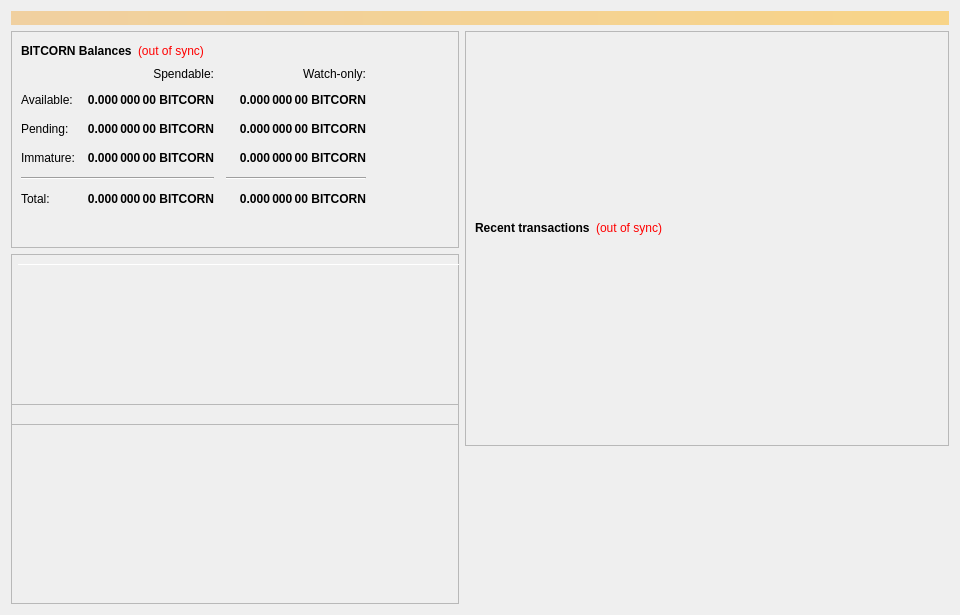
Before: the Qt Designer form src/qt/forms/overviewpage.ui in BITCORNProject/BITCORN-oldchain, drawn with Qt 5.
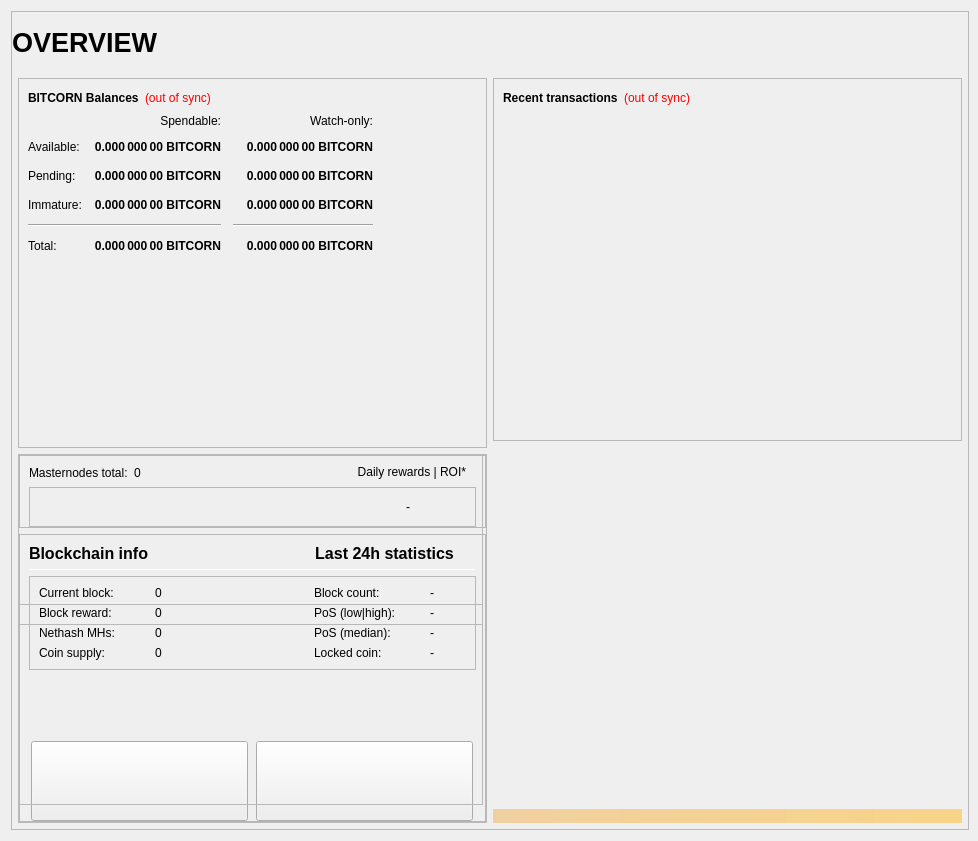
After: the same form once the commit is applied. Icons and pictures are not drawn.

Diff of the .ui file:
```diff
--- a/src/qt/forms/overviewpage.ui
+++ b/src/qt/forms/overviewpage.ui
@@ -6,36 +6,182 @@
    <rect>
     <x>0</x>
     <y>0</y>
-    <width>960</width>
-    <height>615</height>
+    <width>978</width>
+    <height>841</height>
    </rect>
   </property>
   <property name="minimumSize">
    <size>
     <width>960</width>
-    <height>0</height>
+    <height>682</height>
    </size>
   </property>
   <property name="windowTitle">
    <string>Form</string>
   </property>
-  <layout class="QVBoxLayout" name="topLayout">
-   <item>
-    <widget class="QLabel" name="labelAlerts">
-     <property name="visible">
-      <bool>false</bool>
-     </property>
      <property name="styleSheet">
-      <string notr="true">background-color: qlineargradient(x1: 0, y1: 0, x2: 1, y2: 0, stop:0 #F0D0A0, stop:1 #F8D488); color:#000000;</string>
-     </property>
-     <property name="wordWrap">
-      <bool>true</bool>
-     </property>
-     <property name="margin">
-      <number>3</number>
+   <string notr="true"/>
+  </property>
+  <layout class="QVBoxLayout" name="topLayout" stretch="1">
+   <property name="rightMargin">
+    <number>9</number>
+   </property>
+   <item>
+    <widget class="QFrame" name="frame_BG">
+     <property name="minimumSize">
+      <size>
+       <width>850</width>
+       <height>610</height>
+      </size>
      </property>
-    </widget>
-   </item>
+     <property name="maximumSize">
+      <size>
+       <width>16777215</width>
+       <height>16777215</height>
+      </size>
+     </property>
+     <property name="frameShape">
+      <enum>QFrame::StyledPanel</enum>
+     </property>
+     <property name="frameShadow">
+      <enum>QFrame::Raised</enum>
+     </property>
+     <layout class="QVBoxLayout" name="verticalLayout_3" stretch="1">
+      <property name="leftMargin">
+       <number>0</number>
+      </property>
+      <property name="topMargin">
+       <number>0</number>
+      </property>
+      <property name="rightMargin">
+       <number>0</number>
+      </property>
+      <property name="bottomMargin">
+       <number>6</number>
+      </property>
+      <item>
+       <layout class="QVBoxLayout" name="verticalLayout_Master" stretch="0,1">
+        <property name="leftMargin">
+         <number>0</number>
+        </property>
+        <property name="topMargin">
+         <number>0</number>
+        </property>
+        <property name="rightMargin">
+         <number>0</number>
+        </property>
+        <property name="bottomMargin">
+         <number>0</number>
+        </property>
+        <item>
+         <widget class="QFrame" name="frame_Header">
+          <layout class="QVBoxLayout" name="verticalLayout_Header" stretch="0">
+           <property name="leftMargin">
+            <number>0</number>
+           </property>
+           <property name="topMargin">
+            <number>0</number>
+           </property>
+           <property name="rightMargin">
+            <number>0</number>
+           </property>
+           <property name="bottomMargin">
+            <number>0</number>
+           </property>
+           <item>
+            <layout class="QHBoxLayout" name="horizontalLayout_Header" stretch="1,0,1">
+             <property name="spacing">
+              <number>6</number>
+             </property>
+             <item>
+              <widget class="QLabel" name="labelOverviewHeaderLeft">
+               <property name="minimumSize">
+                <size>
+                 <width>464</width>
+                 <height>60</height>
+                </size>
+               </property>
+               <property name="maximumSize">
+                <size>
+                 <width>16777215</width>
+                 <height>60</height>
+                </size>
+               </property>
+               <property name="font">
+                <font>
+                 <pointsize>20</pointsize>
+                 <weight>75</weight>
+                 <bold>true</bold>
+                </font>
+               </property>
+               <property name="text">
+                <string>OVERVIEW</string>
+               </property>
+               <property name="alignment">
+                <set>Qt::AlignLeading|Qt::AlignLeft|Qt::AlignVCenter</set>
+               </property>
+              </widget>
+             </item>
+             <item>
+              <spacer name="horizontalSpacer_Header">
+               <property name="orientation">
+                <enum>Qt::Horizontal</enum>
+               </property>
+               <property name="sizeHint" stdset="0">
+                <size>
+                 <width>40</width>
+                 <height>20</height>
+                </size>
+               </property>
+              </spacer>
+             </item>
+             <item>
+              <widget class="QLabel" name="labelOverviewHeaderRight">
+               <property name="minimumSize">
+                <size>
+                 <width>464</width>
+                 <height>60</height>
+                </size>
+               </property>
+               <property name="maximumSize">
+                <size>
+                 <width>16777215</width>
+                 <height>60</height>
+                </size>
+               </property>
+               <property name="font">
+                <font>
+                 <pointsize>14</pointsize>
+                </font>
+               </property>
+               <property name="text">
+                <string/>
+               </property>
+               <property name="alignment">
+                <set>Qt::AlignRight|Qt::AlignTrailing|Qt::AlignVCenter</set>
+               </property>
+              </widget>
+             </item>
+            </layout>
+           </item>
+          </layout>
+         </widget>
+        </item>
+        <item>
+         <widget class="QFrame" name="frame_Content">
+          <layout class="QVBoxLayout" name="verticalLayout_Content">
+           <property name="leftMargin">
+            <number>6</number>
+           </property>
+           <property name="topMargin">
+            <number>0</number>
+           </property>
+           <property name="rightMargin">
+            <number>6</number>
+           </property>
+           <property name="bottomMargin">
+            <number>0</number>
+           </property>
    <item>
     <layout class="QHBoxLayout" name="horizontalLayout" stretch="1,1">
      <item>
@@ -419,12 +565,607 @@
          <property name="layoutDirection">
           <enum>Qt::LeftToRight</enum>
          </property>
+                 <property name="styleSheet">
+                  <string notr="true"/>
+                 </property>
          <property name="frameShape">
           <enum>QFrame::StyledPanel</enum>
          </property>
          <property name="frameShadow">
           <enum>QFrame::Raised</enum>
          </property>
+                 <layout class="QVBoxLayout" name="verticalLayout" stretch="0,0">
+                  <property name="leftMargin">
+                   <number>0</number>
+                  </property>
+                  <property name="topMargin">
+                   <number>0</number>
+                  </property>
+                  <property name="rightMargin">
+                   <number>0</number>
+                  </property>
+                  <property name="bottomMargin">
+                   <number>0</number>
+                  </property>
+                  <item>
+                   <widget class="QFrame" name="frameMnInfo">
+                    <property name="frameShape">
+                     <enum>QFrame::StyledPanel</enum>
+                    </property>
+                    <property name="frameShadow">
+                     <enum>QFrame::Raised</enum>
+                    </property>
+                    <layout class="QVBoxLayout" name="verticalLayout_17">
+                     <property name="bottomMargin">
+                      <number>0</number>
+                     </property>
+                     <item>
+                      <layout class="QHBoxLayout" name="horizontalLayout_9">
+                       <item>
+                        <widget class="QLabel" name="labelMnTotal">
+                         <property name="minimumSize">
+                          <size>
+                           <width>0</width>
+                           <height>0</height>
+                          </size>
+                         </property>
+                         <property name="maximumSize">
+                          <size>
+                           <width>16777215</width>
+                           <height>16777215</height>
+                          </size>
+                         </property>
+                         <property name="text">
+                          <string>Masternodes total:</string>
+                         </property>
+                        </widget>
+                       </item>
+                       <item>
+                        <widget class="QLabel" name="labelMnTotal_Value">
+                         <property name="text">
+                          <string>0</string>
+                         </property>
+                        </widget>
+                       </item>
+                       <item>
+                        <spacer name="horizontalSpacer_7">
+                         <property name="orientation">
+                          <enum>Qt::Horizontal</enum>
+                         </property>
+                         <property name="sizeHint" stdset="0">
+                          <size>
+                           <width>40</width>
+                           <height>16</height>
+                          </size>
+                         </property>
+                        </spacer>
+                       </item>
+                       <item>
+                        <widget class="QLabel" name="labelROI">
+                         <property name="minimumSize">
+                          <size>
+                           <width>0</width>
+                           <height>0</height>
+                          </size>
+                         </property>
+                         <property name="maximumSize">
+                          <size>
+                           <width>16777215</width>
+                           <height>16777215</height>
+                          </size>
+                         </property>
+                         <property name="text">
+                          <string>Daily rewards | ROI*   </string>
+                         </property>
+                         <property name="alignment">
+                          <set>Qt::AlignRight</set>
+                         </property>
+                        </widget>
+                       </item>
+                      </layout>
+                     </item>
+                     <item>
+                      <widget class="QFrame" name="frameMnInfoLevels">
+                       <property name="frameShape">
+                        <enum>QFrame::StyledPanel</enum>
+                       </property>
+                       <property name="frameShadow">
+                        <enum>QFrame::Raised</enum>
+                       </property>
+                       <layout class="QGridLayout" name="gridLayout_2">
+                        <property name="verticalSpacing">
+                         <number>0</number>
+                        </property>
+                        <item row="0" column="1">
+                         <widget class="QLabel" name="roi_11">
+                          <property name="minimumSize">
+                           <size>
+                            <width>50</width>
+                            <height>0</height>
+                           </size>
+                          </property>
+                          <property name="maximumSize">
+                           <size>
+                            <width>16777215</width>
+                            <height>16777215</height>
+                           </size>
+                          </property>
+                          <property name="text">
+                           <string>-</string>
+                          </property>
+                          <property name="alignment">
+                           <set>Qt::AlignRight|Qt::AlignTrailing|Qt::AlignVCenter</set>
+                          </property>
+                         </widget>
+                        </item>
+                        <item row="0" column="0">
+                         <spacer name="horizontalSpacer_4">
+                          <property name="orientation">
+                           <enum>Qt::Horizontal</enum>
+                          </property>
+                          <property name="sizeHint" stdset="0">
+                           <size>
+                            <width>40</width>
+                            <height>20</height>
+                           </size>
+                          </property>
+                         </spacer>
+                        </item>
+                        <item row="0" column="2">
+                         <widget class="QLabel" name="roi_12">
+                          <property name="minimumSize">
+                           <size>
+                            <width>50</width>
+                            <height>0</height>
+                           </size>
+                          </property>
+                          <property name="maximumSize">
+                           <size>
+                            <width>16777215</width>
+                            <height>16777215</height>
+                           </size>
+                          </property>
+                          <property name="text">
+                           <string/>
+                          </property>
+                          <property name="alignment">
+                           <set>Qt::AlignLeading|Qt::AlignLeft|Qt::AlignVCenter</set>
+                          </property>
+                         </widget>
+                        </item>
+                       </layout>
+                      </widget>
+                     </item>
+                    </layout>
+                   </widget>
+                  </item>
+                  <item>
+                   <widget class="QFrame" name="frameBlockchainInfo">
+                    <property name="frameShape">
+                     <enum>QFrame::StyledPanel</enum>
+                    </property>
+                    <property name="frameShadow">
+                     <enum>QFrame::Raised</enum>
+                    </property>
+                    <layout class="QVBoxLayout" name="verticalLayout_18">
+                     <property name="bottomMargin">
+                      <number>0</number>
+                     </property>
+                     <item>
+                      <layout class="QHBoxLayout">
+                       <item>
+                        <widget class="QLabel" name="label_blockchaininfo">
+                         <property name="font">
+                          <font>
+                           <pointsize>12</pointsize>
+                           <weight>75</weight>
+                           <bold>true</bold>
+                          </font>
+                         </property>
+                         <property name="text">
+                          <string>Blockchain info</string>
+                         </property>
+                         <property name="alignment">
+                          <set>Qt::AlignLeading</set>
+                         </property>
+                        </widget>
+                       </item>
+                       <item>
+                        <spacer name="horizontalSpacer_6">
+                         <property name="orientation">
+                          <enum>Qt::Horizontal</enum>
+                         </property>
+                         <property name="sizeType">
+                          <enum>QSizePolicy::Expanding</enum>
+                         </property>
+                         <property name="sizeHint" stdset="0">
+                          <size>
+                           <width>40</width>
+                           <height>16</height>
+                          </size>
+                         </property>
+                        </spacer>
+                       </item>
+                       <item>
+                        <widget class="QLabel" name="label_24hblockchaininfo">
+                         <property name="font">
+                          <font>
+                           <pointsize>12</pointsize>
+                           <weight>75</weight>
+                           <bold>true</bold>
+                          </font>
+                         </property>
+                         <property name="text">
+                          <string>Last 24h statistics     </string>
+                         </property>
+                         <property name="alignment">
+                          <set>Qt::AlignRight</set>
+                         </property>
+                        </widget>
+                       </item>
+                      </layout>
+                     </item>
+                     <item>
+                      <widget class="Line" name="line_Balance">
+                       <property name="minimumSize">
+                        <size>
+                         <width>0</width>
+                         <height>1</height>
+                        </size>
+                       </property>
+                       <property name="maximumSize">
+                        <size>
+                         <width>16777215</width>
+                         <height>1</height>
+                        </size>
+                       </property>
+                       <property name="orientation">
+                        <enum>Qt::Horizontal</enum>
+                       </property>
+                      </widget>
+                     </item>
+                     <item>
+                      <widget class="QFrame" name="frameBlockchainInfoData">
+                       <property name="frameShape">
+                        <enum>QFrame::StyledPanel</enum>
+                       </property>
+                       <property name="frameShadow">
+                        <enum>QFrame::Raised</enum>
+                       </property>
+                       <layout class="QGridLayout" name="gridLayout_3">
+                        <item row="0" column="0">
+                         <widget class="QLabel" name="label_CurrentBlock">
+                          <property name="minimumSize">
+                           <size>
+                            <width>110</width>
+                            <height>0</height>
+                           </size>
+                          </property>
+                          <property name="maximumSize">
+                           <size>
+                            <width>130</width>
+                            <height>16777215</height>
+                           </size>
+                          </property>
+                          <property name="text">
+                           <string>Current block:</string>
+                          </property>
+                          <property name="alignment">
+                           <set>Qt::AlignVCenter</set>
+                          </property>
+                         </widget>
+                        </item>
+                        <item row="0" column="1">
+                         <widget class="QLabel" name="label_CurrentBlock_value">
+                          <property name="minimumSize">
+                           <size>
+                            <width>110</width>
+                            <height>0</height>
+                           </size>
+                          </property>
+                          <property name="maximumSize">
+                           <size>
+                            <width>130</width>
+                            <height>16777215</height>
+                           </size>
+                          </property>
+                          <property name="text">
+                           <string>0</string>
+                          </property>
+                          <property name="alignment">
+                           <set>Qt::AlignVCenter</set>
+                          </property>
+                         </widget>
+                        </item>
+                        <item row="0" column="2">
+                         <widget class="QLabel" name="label_spacer">
+                          <property name="minimumSize">
+                           <size>
+                            <width>0</width>
+                            <height>0</height>
+                           </size>
+                          </property>
+                          <property name="maximumSize">
+                           <size>
+                            <width>16777215</width>
+                            <height>16777215</height>
+                           </size>
+                          </property>
+                          <property name="text">
+                           <string/>
+                          </property>
+                         </widget>
+                        </item>
+                        <item row="0" column="3">
+                         <widget class="QLabel" name="label_24hBlock">
+                          <property name="minimumSize">
+                           <size>
+                            <width>110</width>
+                            <height>0</height>
+                           </size>
+                          </property>
+                          <property name="maximumSize">
+                           <size>
+                            <width>130</width>
+                            <height>16777215</height>
+                           </size>
+                          </property>
+                          <property name="text">
+                           <string>Block count:</string>
+                          </property>
+                          <property name="alignment">
+                           <set>Qt::AlignVCenter</set>
+                          </property>
+                         </widget>
+                        </item>
+                        <item row="0" column="4">
+                         <widget class="QLabel" name="label_24hBlock_value">
+                          <property name="minimumSize">
+                           <size>
+                            <width>0</width>
+                            <height>0</height>
+                           </size>
+                          </property>
+                          <property name="maximumSize">
+                           <size>
+                            <width>100</width>
+                            <height>16777215</height>
+                           </size>
+                          </property>
+                          <property name="text">
+                           <string>-</string>
+                          </property>
+                          <property name="alignment">
+                           <set>Qt::AlignVCenter</set>
+                          </property>
+                         </widget>
+                        </item>
+                        <item row="1" column="0">
+                         <widget class="QLabel" name="label_CurrentBlockReward">
+                          <property name="text">
+                           <string>Block reward:</string>
+                          </property>
+                          <property name="alignment">
+                           <set>Qt::AlignVCenter</set>
+                          </property>
+                         </widget>
+                        </item>
+                        <item row="1" column="1">
+                         <widget class="QLabel" name="label_CurrentBlockReward_value">
+                          <property name="text">
+                           <string>0</string>
+                          </property>
+                          <property name="alignment">
+                           <set>Qt::AlignVCenter</set>
+                          </property>
+                         </widget>
+                        </item>
+                        <item row="1" column="3">
+                         <widget class="QLabel" name="label_24hPoS">
+                          <property name="toolTip">
+                           <string>Average value of 100 max/min inputs in the last 24 hours</string>
+                          </property>
+                          <property name="text">
+                           <string>PoS (low|high):</string>
+                          </property>
+                          <property name="alignment">
+                           <set>Qt::AlignVCenter</set>
+                          </property>
+                         </widget>
+                        </item>
+                        <item row="1" column="4">
+                         <widget class="QLabel" name="label_24hPoS_value">
+                          <property name="text">
+                           <string>-</string>
+                          </property>
+                          <property name="alignment">
+                           <set>Qt::AlignVCenter</set>
+                          </property>
+                         </widget>
+                        </item>
+                        <item row="2" column="0">
+                         <widget class="QLabel" name="label_Nethash">
+                          <property name="text">
+                           <string>Nethash MHs:</string>
+                          </property>
+                          <property name="alignment">
+                           <set>Qt::AlignVCenter</set>
+                          </property>
+                         </widget>
+                        </item>
+                        <item row="2" column="1">
+                         <widget class="QLabel" name="label_Nethash_value">
+                          <property name="text">
+                           <string>0</string>
+                          </property>
+                          <property name="alignment">
+                           <set>Qt::AlignVCenter</set>
+                          </property>
+                         </widget>
+                        </item>
+                        <item row="2" column="3">
+                         <widget class="QLabel" name="label_24hPoSMedian">
+                          <property name="toolTip">
+                           <string>Median value of all PoS inputs in the last 24 hours</string>
+                          </property>
+                          <property name="text">
+                           <string>PoS (median):</string>
+                          </property>
+                          <property name="alignment">
+                           <set>Qt::AlignVCenter</set>
+                          </property>
+                         </widget>
+                        </item>
+                        <item row="2" column="4">
+                         <widget class="QLabel" name="label_24hPoSMedian_value">
+                          <property name="text">
+                           <string>-</string>
+                          </property>
+                          <property name="alignment">
+                           <set>Qt::AlignVCenter</set>
+                          </property>
+                         </widget>
+                        </item>
+                        <item row="3" column="0">
+                         <widget class="QLabel" name="label_Supply">
+                          <property name="text">
+                           <string>Coin supply:</string>
+                          </property>
+                          <property name="alignment">
+                           <set>Qt::AlignVCenter</set>
+                          </property>
+                         </widget>
+                        </item>
+                        <item row="3" column="1">
+                         <widget class="QLabel" name="label_Supply_value">
+                          <property name="text">
+                           <string>0</string>
+                          </property>
+                          <property name="alignment">
+                           <set>Qt::AlignVCenter</set>
+                          </property>
+                         </widget>
+                        </item>
+                        <item row="3" column="3">
+                         <widget class="QLabel" name="label_LockedCoin">
+                          <property name="text">
+                           <string>Locked coin:</string>
+                          </property>
+                          <property name="alignment">
+                           <set>Qt::AlignVCenter</set>
+                          </property>
+                         </widget>
+                        </item>
+                        <item row="3" column="4">
+                         <widget class="QLabel" name="label_LockedCoin_value">
+                          <property name="text">
+                           <string>-</string>
+                          </property>
+                          <property name="alignment">
+                           <set>Qt::AlignVCenter</set>
+                          </property>
+                         </widget>
+                        </item>
+                       </layout>
+                      </widget>
+                     </item>
+                     <item>
+                      <spacer name="verticalSpacer">
+                       <property name="orientation">
+                        <enum>Qt::Vertical</enum>
+                       </property>
+                       <property name="sizeHint" stdset="0">
+                        <size>
+                         <width>20</width>
+                         <height>40</height>
+                        </size>
+                       </property>
+                      </spacer>
+                     </item>
+                     <item>
+                      <layout class="QHBoxLayout" name="horizontalLayout_3">
+                       <property name="spacing">
+                        <number>6</number>
+                       </property>
+                       <property name="bottomMargin">
+                        <number>0</number>
+                       </property>
+                       <item>
+                        <widget class="QPushButton" name="pushButton_Twitch">
+                         <property name="minimumSize">
+                          <size>
+                           <width>217</width>
+                           <height>80</height>
+                          </size>
+                         </property>
+                         <property name="maximumSize">
+                          <size>
+                           <width>217</width>
+                           <height>80</height>
+                          </size>
+                         </property>
+                         <property name="cursor">
+                          <cursorShape>PointingHandCursor</cursorShape>
+                         </property>
+                         <property name="styleSheet">
+                          <string notr="true"/>
+                         </property>
+                         <property name="text">
+                          <string/>
+                         </property>
+                         <property name="icon">
+                          <iconset>
+                           <normaloff>:/icons/twitch</normaloff>:/icons/twitch</iconset>
+                         </property>
+                         <property name="iconSize">
+                          <size>
+                           <width>217</width>
+                           <height>80</height>
+                          </size>
+                         </property>
+                        </widget>
+                       </item>
+                       <item>
+                        <widget class="QPushButton" name="pushButton_Twitter">
+                         <property name="minimumSize">
+                          <size>
+                           <width>217</width>
+                           <height>80</height>
+                          </size>
+                         </property>
+                         <property name="maximumSize">
+                          <size>
+                           <width>217</width>
+                           <height>80</height>
+                          </size>
+                         </property>
+                         <property name="cursor">
+                          <cursorShape>PointingHandCursor</cursorShape>
+                         </property>
+                         <property name="styleSheet">
+                          <string notr="true"/>
+                         </property>
+                         <property name="text">
+                          <string/>
+                         </property>
+                         <property name="icon">
+                          <iconset>
+                           <normaloff>:/icons/twitter</normaloff>:/icons/twitter</iconset>
+                         </property>
+                         <property name="iconSize">
+                          <size>
+                           <width>217</width>
+                           <height>80</height>
+                          </size>
+                         </property>
+                        </widget>
+                       </item>
+                      </layout>
+                     </item>
+                    </layout>
+                   </widget>
+                  </item>
+                 </layout>
          <widget class="QPushButton" name="runAutoDenom">
           <property name="geometry">
            <rect>
@@ -862,19 +1603,6 @@
            <bool>true</bool>
           </property>
          </widget>
-         <widget class="Line" name="line">
-          <property name="geometry">
-           <rect>
-            <x>7</x>
-            <y>10</y>
-            <width>451</width>
-            <height>1</height>
-           </rect>
-          </property>
-          <property name="orientation">
-           <enum>Qt::Horizontal</enum>
-          </property>
-         </widget>
          <widget class="QFrame" name="frame_3">
           <property name="geometry">
            <rect>
@@ -922,44 +1650,6 @@
           <enum>QFrame::Raised</enum>
          </property>
          <layout class="QVBoxLayout" name="verticalLayout">
-          <item>
-           <spacer name="verticalSpacer_3">
-            <property name="orientation">
-             <enum>Qt::Vertical</enum>
-            </property>
-            <property name="sizeType">
-             <enum>QSizePolicy::Fixed</enum>
-            </property>
-            <property name="sizeHint" stdset="0">
-             <size>
-              <width>20</width>
-              <height>75</height>
-             </size>
-            </property>
-           </spacer>
-          </item>
-          <item>
-           <widget class="QLabel" name="labelOverviewHeaderRight">
-            <property name="minimumSize">
-             <size>
-              <width>464</width>
-              <height>96</height>
-             </size>
-            </property>
-            <property name="maximumSize">
-             <size>
-              <width>16777215</width>
-              <height>96</height>
-             </size>
-            </property>
-            <property name="alignment">
-             <set>Qt::AlignCenter</set>
-            </property>
-            <property name="margin">
-             <number>5</number>
-            </property>
-           </widget>
-          </item>
           <item>
            <layout class="QHBoxLayout" name="horizontalLayout_2">
             <item>
@@ -1047,9 +1737,39 @@
          </property>
         </spacer>
        </item>
+               <item>
+                <widget class="QLabel" name="labelAlerts">
+                 <property name="maximumSize">
+                  <size>
+                   <width>16777215</width>
+                   <height>16777215</height>
+                  </size>
+                 </property>
+                 <property name="styleSheet">
+                  <string notr="true">background-color: qlineargradient(x1: 0, y1: 0, x2: 1, y2: 0, stop:0 #F0D0A0, stop:1 #F8D488); color:#000000;</string>
+                 </property>
+                 <property name="text">
+                  <string/>
+                 </property>
+                 <property name="wordWrap">
+                  <bool>true</bool>
+                 </property>
+                 <property name="margin">
+                  <number>3</number>
+                 </property>
+                </widget>
+               </item>
       </layout>
      </item>
     </layout>
+           </item>
+          </layout>
+         </widget>
+        </item>
+       </layout>
+      </item>
+     </layout>
+    </widget>
    </item>
   </layout>
  </widget>
```
Lines whose indentation alone changed are shown as unchanged.
